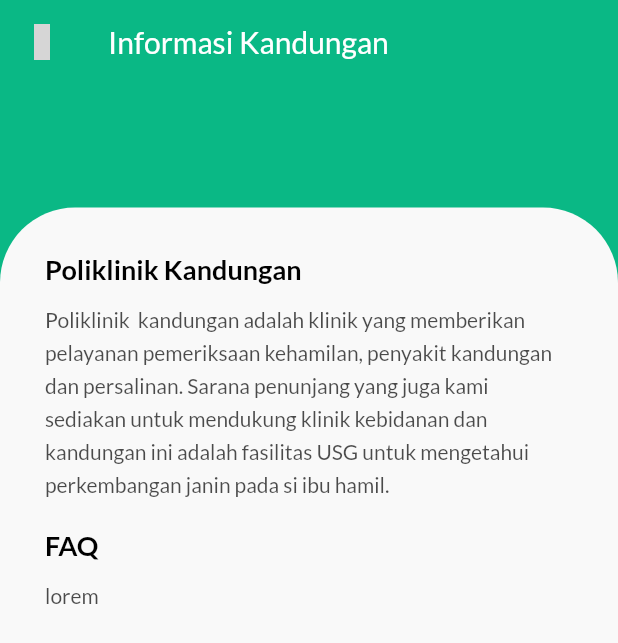
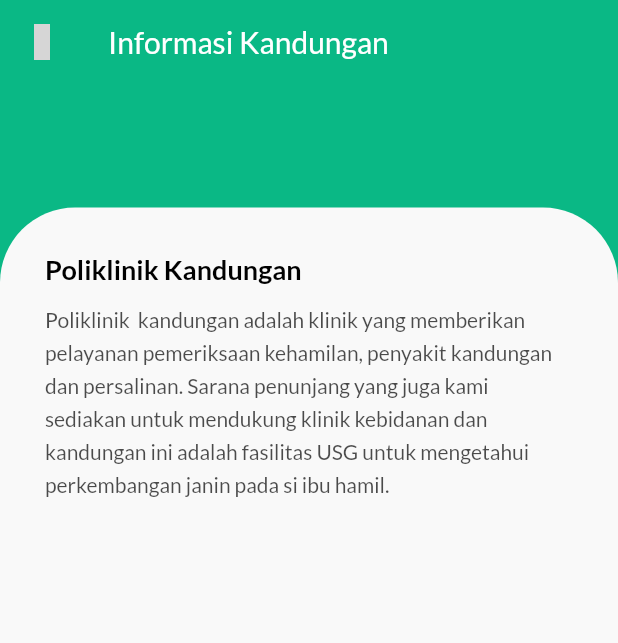
Before and after one commit to khrisnandika/HealthCare-Mobile, a Flutter app: the DashboardPage screen opened directly, after a tap on "Kandungan", on a phone screen of 412 x 824 dp. Shown: the top 643 px of the screen. Run offline on Flutter 3.47's test engine with Material 2 defaults, Android fonts, the light colour scheme and no system bars; our stand-ins replace accordion, cloud_firestore, concentric_transition, firebase_auth, firebase_core, firebase_storage and 9 more; accounts and stored records are empty; grey boxes are pictures that could not be loaded.

Commit message:
update dashboard

```diff
--- a/lib/pages/Dashboard/dasboard_page.dart
+++ b/lib/pages/Dashboard/dasboard_page.dart
@@ -66,7 +66,7 @@
                       ),
                     ),
                     TextSpan(
-                      text: user!.displayName,
+                      text: user!.displayName.runtimeType == Null ? '-' : user!.displayName.toString(),
                       style: TextStyle(
                         fontWeight: FontWeight.bold,
                         fontSize: 20,
--- a/lib/pages/Dashboard/detail_informasi.dart
+++ b/lib/pages/Dashboard/detail_informasi.dart
@@ -77,24 +77,6 @@
                         SizedBox(
                           height: 20,
                         ),
-                        Text(
-                          "FAQ",
-                          style: TextStyle(
-                            fontWeight: FontWeight.bold,
-                            fontSize: 18,
-                            color: kTitleTextColor,
-                          ),
-                        ),
-                        SizedBox(
-                          height: 10,
-                        ),
-                        Text(
-                          widget.cardInformasi.faq,
-                          style: TextStyle(
-                            height: 1.6,
-                            color: kTitleTextColor.withOpacity(0.7),
-                          ),
-                        ),
                       ],
                     ),
                   ),
```
